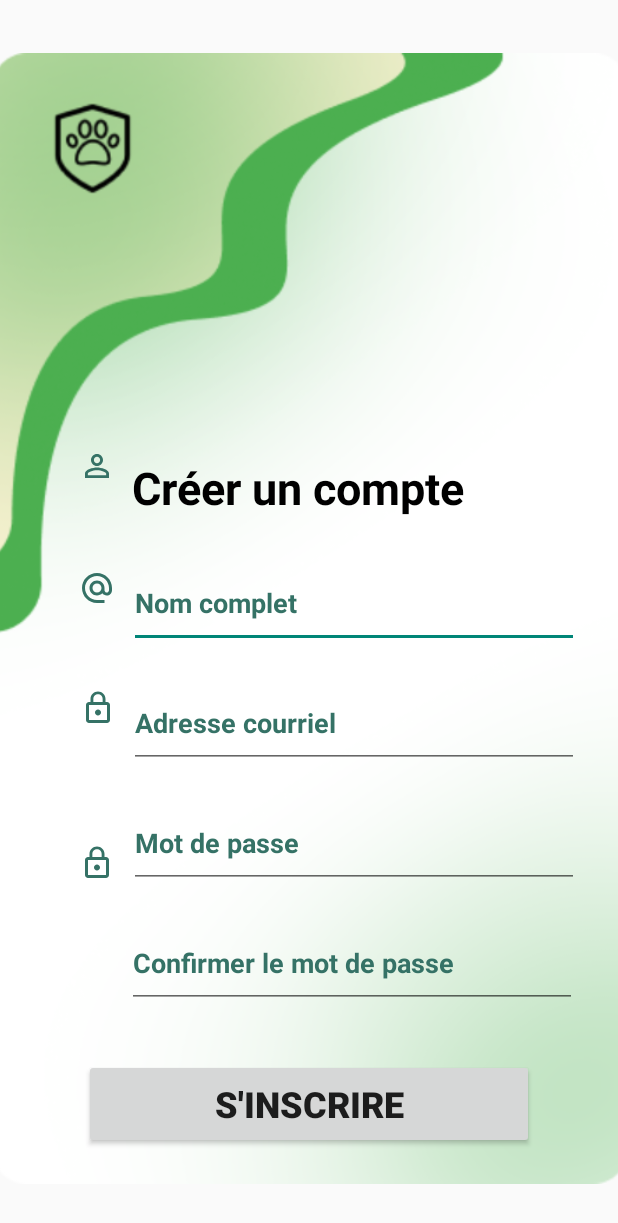
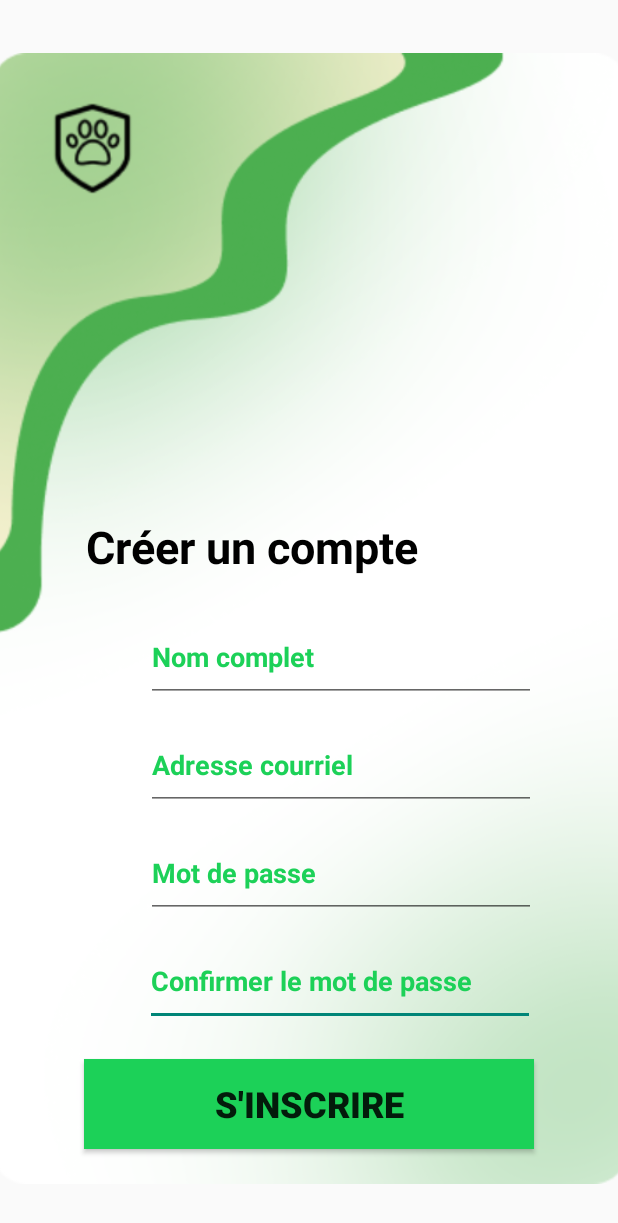
Before and after one commit to SsBarbatos/Alawan, an Android app: the Inscription screen opened directly, with no data from a screen before it, on a phone screen of 412 x 824 dp. Shown: the top 1223 px of the screen. Run offline under Robolectric (Android 15) with nearby library versions, the phone set to English and light mode, and no system bars.

Commit message:
change icons

```diff
--- a/app/src/main/AndroidManifest.xml
+++ b/app/src/main/AndroidManifest.xml
@@ -12,6 +12,9 @@
         android:supportsRtl="true"
         android:theme="@style/Theme.Alawan"
         tools:targetApi="31">
+        <activity
+            android:name=".ReinitialisationMdp"
+            android:exported="false" />
         <activity
             android:name=".Inscription"
             android:exported="false" />
--- a/app/src/main/res/drawable/baseline_person_outline_24.xml
+++ /dev/null
@@ -1,5 +0,0 @@
-<vector android:height="24dp" android:tint="#357266"
-    android:viewportHeight="24" android:viewportWidth="24"
-    android:width="24dp" xmlns:android="http://schemas.android.com/apk/res/android">
-    <path android:fillColor="@android:color/white" android:pathData="M12,5.9c1.16,0 2.1,0.94 2.1,2.1s-0.94,2.1 -2.1,2.1S9.9,9.16 9.9,8s0.94,-2.1 2.1,-2.1m0,9c2.97,0 6.1,1.46 6.1,2.1v1.1L5.9,18.1L5.9,17c0,-0.64 3.13,-2.1 6.1,-2.1M12,4C9.79,4 8,5.79 8,8s1.79,4 4,4 4,-1.79 4,-4 -1.79,-4 -4,-4zM12,13c-2.67,0 -8,1.34 -8,4v3h16v-3c0,-2.66 -5.33,-4 -8,-4z"/>
-</vector>
--- a/app/src/main/res/drawable/mail_logo.xml
+++ /dev/null
@@ -1,5 +0,0 @@
-<vector android:height="24dp" android:tint="#357266"
-    android:viewportHeight="24" android:viewportWidth="24"
-    android:width="24dp" xmlns:android="http://schemas.android.com/apk/res/android">
-    <path android:fillColor="@android:color/white" android:pathData="M12,2C6.48,2 2,6.48 2,12s4.48,10 10,10h5v-2h-5c-4.34,0 -8,-3.66 -8,-8s3.66,-8 8,-8 8,3.66 8,8v1.43c0,0.79 -0.71,1.57 -1.5,1.57s-1.5,-0.78 -1.5,-1.57L17,12c0,-2.76 -2.24,-5 -5,-5s-5,2.24 -5,5 2.24,5 5,5c1.38,0 2.64,-0.56 3.54,-1.47 0.65,0.89 1.77,1.47 2.96,1.47 1.97,0 3.5,-1.6 3.5,-3.57L22,12c0,-5.52 -4.48,-10 -10,-10zM12,15c-1.66,0 -3,-1.34 -3,-3s1.34,-3 3,-3 3,1.34 3,3 -1.34,3 -3,3z"/>
-</vector>
--- a/app/src/main/res/drawable/password_logo.xml
+++ /dev/null
@@ -1,5 +0,0 @@
-<vector android:height="24dp" android:tint="#357266"
-    android:viewportHeight="24" android:viewportWidth="24"
-    android:width="24dp" xmlns:android="http://schemas.android.com/apk/res/android">
-    <path android:fillColor="@android:color/white" android:pathData="M12,17c1.1,0 2,-0.9 2,-2s-0.9,-2 -2,-2s-2,0.9 -2,2S10.9,17 12,17zM18,8h-1V6c0,-2.76 -2.24,-5 -5,-5S7,3.24 7,6v2H6c-1.1,0 -2,0.9 -2,2v10c0,1.1 0.9,2 2,2h12c1.1,0 2,-0.9 2,-2V10C20,8.9 19.1,8 18,8zM8.9,6c0,-1.71 1.39,-3.1 3.1,-3.1s3.1,1.39 3.1,3.1v2H8.9V6zM18,20H6V10h12V20z"/>
-</vector>
--- a/app/src/main/res/layout/activity_inscription.xml
+++ b/app/src/main/res/layout/activity_inscription.xml
@@ -18,10 +18,79 @@
         app:srcCompat="@drawable/BackgroundAlawan" />
 
     <EditText
+        android:id="@+id/etMdpConf"
+        android:layout_width="260dp"
+        android:layout_height="60dp"
+        android:layout_marginBottom="140dp"
+        android:ems="10"
+        android:hint="@string/confirmerPassword"
+        android:inputType="textPassword"
+        android:textColor="@color/vertFonce"
+        android:textColorHighlight="@color/vertPale"
+        android:textColorHint="@color/vertFonce"
+        android:textColorLink="@color/vertPale"
+        android:textStyle="bold"
+        app:layout_constraintBottom_toBottomOf="parent"
+        app:layout_constraintEnd_toEndOf="parent"
+        app:layout_constraintHorizontal_bias="0.635"
+        app:layout_constraintStart_toStartOf="parent" />
+
+    <TextView
+        android:id="@+id/tvTitle"
+        android:layout_width="300dp"
+        android:layout_height="wrap_content"
+        android:text="@string/creerCompteTitre"
+        android:textColor="@color/black"
+        android:textSize="30sp"
+        android:textStyle="bold"
+        app:layout_constraintBottom_toTopOf="@+id/etNom"
+        app:layout_constraintEnd_toEndOf="parent"
+        app:layout_constraintHorizontal_bias="0.513"
+        app:layout_constraintStart_toStartOf="parent"
+        app:layout_constraintTop_toTopOf="parent"
+        app:layout_constraintVertical_bias="0.936" />
+
+    <EditText
+        android:id="@+id/etMail"
+        android:layout_width="260dp"
+        android:layout_height="60dp"
+        android:layout_marginBottom="12dp"
+        android:ems="10"
+        android:hint="@string/email"
+        android:inputType="textEmailAddress"
+        android:textColor="@color/vertFonce"
+        android:textColorHighlight="@color/vertPale"
+        android:textColorHint="@color/vertFonce"
+        android:textColorLink="@color/vertPale"
+        android:textStyle="bold"
+        app:layout_constraintBottom_toTopOf="@+id/etMdp"
+        app:layout_constraintEnd_toEndOf="parent"
+        app:layout_constraintHorizontal_bias="0.642"
+        app:layout_constraintStart_toStartOf="parent" />
+
+    <EditText
+        android:id="@+id/etMdp"
+        android:layout_width="260dp"
+        android:layout_height="60dp"
+        android:layout_marginBottom="12dp"
+        android:ems="10"
+        android:hint="@string/password"
+        android:inputType="textPassword"
+        android:textColor="@color/vertFonce"
+        android:textColorHighlight="@color/vertPale"
+        android:textColorHint="@color/vertFonce"
+        android:textColorLink="@color/vertPale"
+        android:textStyle="bold"
+        app:layout_constraintBottom_toTopOf="@+id/etMdpConf"
+        app:layout_constraintEnd_toEndOf="parent"
+        app:layout_constraintHorizontal_bias="0.642"
+        app:layout_constraintStart_toStartOf="parent" />
+
+    <EditText
         android:id="@+id/etNom"
-        android:layout_width="300dp"
+        android:layout_width="260dp"
         android:layout_height="60dp"
-        android:layout_marginBottom="20dp"
+        android:layout_marginBottom="12dp"
         android:ems="10"
         android:hint="@string/nom"
         android:inputType="text"
@@ -32,123 +101,8 @@
         android:textStyle="bold"
         app:layout_constraintBottom_toTopOf="@+id/etMail"
         app:layout_constraintEnd_toEndOf="parent"
-        app:layout_constraintHorizontal_bias="0.767"
+        app:layout_constraintHorizontal_bias="0.642"
         app:layout_constraintStart_toStartOf="parent" />
-
-    <ImageView
-        android:id="@+id/logoNom"
-        android:layout_width="wrap_content"
-        android:layout_height="wrap_content"
-        app:layout_constraintBottom_toTopOf="@+id/logoMail"
-        app:layout_constraintEnd_toStartOf="@+id/etNom"
-        app:layout_constraintHorizontal_bias="0.854"
-        app:layout_constraintStart_toStartOf="parent"
-        app:layout_constraintTop_toTopOf="parent"
-        app:layout_constraintVertical_bias="0.839"
-        app:srcCompat="@drawable/baseline_person_outline_24" />
-
-    <EditText
-        android:id="@+id/etMail"
-        android:layout_width="300dp"
-        android:layout_height="60dp"
-        android:layout_marginBottom="20dp"
-        android:ems="10"
-        android:hint="@string/email"
-        android:inputType="textEmailAddress"
-        android:textColor="@color/vertFonce"
-        android:textColorHighlight="@color/vertPale"
-        android:textColorHint="@color/vertFonce"
-        android:textColorLink="@color/vertPale"
-        android:textStyle="bold"
-        app:layout_constraintBottom_toTopOf="@+id/etMdp"
-        app:layout_constraintEnd_toEndOf="parent"
-        app:layout_constraintHorizontal_bias="0.767"
-        app:layout_constraintStart_toStartOf="parent" />
-
-    <EditText
-        android:id="@+id/etMdp"
-        android:layout_width="300dp"
-        android:layout_height="60dp"
-        android:layout_marginBottom="20dp"
-        android:ems="10"
-        android:hint="@string/password"
-        android:inputType="textPassword"
-        android:textColor="@color/vertFonce"
-        android:textColorHighlight="@color/vertPale"
-        android:textColorHint="@color/vertFonce"
-        android:textColorLink="@color/vertPale"
-        android:textStyle="bold"
-        app:layout_constraintBottom_toTopOf="@+id/etMdpConf"
-        app:layout_constraintEnd_toEndOf="parent"
-        app:layout_constraintHorizontal_bias="0.767"
-        app:layout_constraintStart_toStartOf="parent" />
-
-    <EditText
-        android:id="@+id/etMdpConf"
-        android:layout_width="300dp"
-        android:layout_height="60dp"
-        android:layout_marginBottom="152dp"
-        android:ems="10"
-        android:hint="@string/confirmerPassword"
-        android:inputType="textPassword"
-        android:textColor="@color/vertFonce"
-        android:textColorHighlight="@color/vertPale"
-        android:textColorHint="@color/vertFonce"
-        android:textColorLink="@color/vertPale"
-        android:textStyle="bold"
-        app:layout_constraintBottom_toBottomOf="parent"
-        app:layout_constraintEnd_toEndOf="parent"
-        app:layout_constraintHorizontal_bias="0.758"
-        app:layout_constraintStart_toStartOf="parent" />
-
-    <ImageView
-        android:id="@+id/logoMail"
-        android:layout_width="wrap_content"
-        android:layout_height="wrap_content"
-        android:layout_marginBottom="56dp"
-        app:layout_constraintBottom_toTopOf="@+id/logoMdp1"
-        app:layout_constraintEnd_toStartOf="@+id/etMail"
-        app:layout_constraintHorizontal_bias="0.854"
-        app:layout_constraintStart_toStartOf="parent"
-        app:srcCompat="@drawable/mail_logo" />
-
-    <ImageView
-        android:id="@+id/logoMdp1"
-        android:layout_width="wrap_content"
-        android:layout_height="wrap_content"
-        android:layout_marginStart="44dp"
-        android:layout_marginTop="460dp"
-        app:layout_constraintEnd_toStartOf="@+id/etMdp"
-        app:layout_constraintStart_toStartOf="parent"
-        app:layout_constraintTop_toTopOf="parent"
-        app:srcCompat="@drawable/password_logo" />
-
-    <ImageView
-        android:id="@+id/imageView"
-        android:layout_width="wrap_content"
-        android:layout_height="wrap_content"
-        app:layout_constraintBottom_toBottomOf="parent"
-        app:layout_constraintEnd_toStartOf="@+id/etMdpConf"
-        app:layout_constraintHorizontal_bias="0.868"
-        app:layout_constraintStart_toStartOf="parent"
-        app:layout_constraintTop_toBottomOf="@+id/logoMdp1"
-        app:layout_constraintVertical_bias="0.25"
-        app:srcCompat="@drawable/password_logo" />
-
-    <TextView
-        android:id="@+id/tvTitle"
-        android:layout_width="wrap_content"
-        android:layout_height="wrap_content"
-        android:text="@string/creerCompteTitre"
-        android:textColor="@color/black"
-        android:textSize="30sp"
-        android:textStyle="bold"
-        app:layout_constraintBottom_toTopOf="@+id/etNom"
-        app:layout_constraintEnd_toEndOf="parent"
-        app:layout_constraintHorizontal_bias="0.462"
-        app:layout_constraintStart_toStartOf="parent"
-        app:layout_constraintTop_toTopOf="parent"
-        app:layout_constraintVertical_bias="0.92" />
 
     <Button
         android:id="@+id/btSignIn"
@@ -157,6 +111,7 @@
         android:text="@string/inscrire"
         android:textSize="24sp"
         android:textStyle="bold"
+        android:background="@color/vertFonce"
         app:layout_constraintBottom_toBottomOf="parent"
         app:layout_constraintEnd_toEndOf="parent"
         app:layout_constraintStart_toStartOf="parent"
--- a/app/src/main/res/values/colors.xml
+++ b/app/src/main/res/values/colors.xml
@@ -2,8 +2,8 @@
 <resources>
     <color name="black">#FF000000</color>
     <color name="white">#FFFFFFFF</color>
-    <color name="vertPale">#A3BBAD</color>
-    <color name="vertFonce">#357266</color>
+    <color name="vertPale">#63FFA4</color>
+    <color name="vertFonce">#1CD158</color>
     <color name="rouge">#B3001B</color>
     <color name="bleu">#0E3B43</color>
 </resources>
--- a/app/src/main/res/values/strings.xml
+++ b/app/src/main/res/values/strings.xml
@@ -12,4 +12,6 @@
     <string name="creerCompte">Vous n\'avez pas de compte?</string>
     <string name="inscrire">S\'inscrire</string>
     <string name="creerCompteTitre">Créer un compte</string>
+    <string name="reinitialisationMdp">Réinitialiser le mot de passe</string>
+    <string name="reinitialiser">Réinitialiser</string>
 </resources>
```
Also changed, not shown: app/src/main/java/com/example/alawan/ReinitialisationMdp.java (added, +14 -0 lines), app/src/main/res/layout/activity_reinitialisation_mdp.xml (added, +64 -0 lines).
